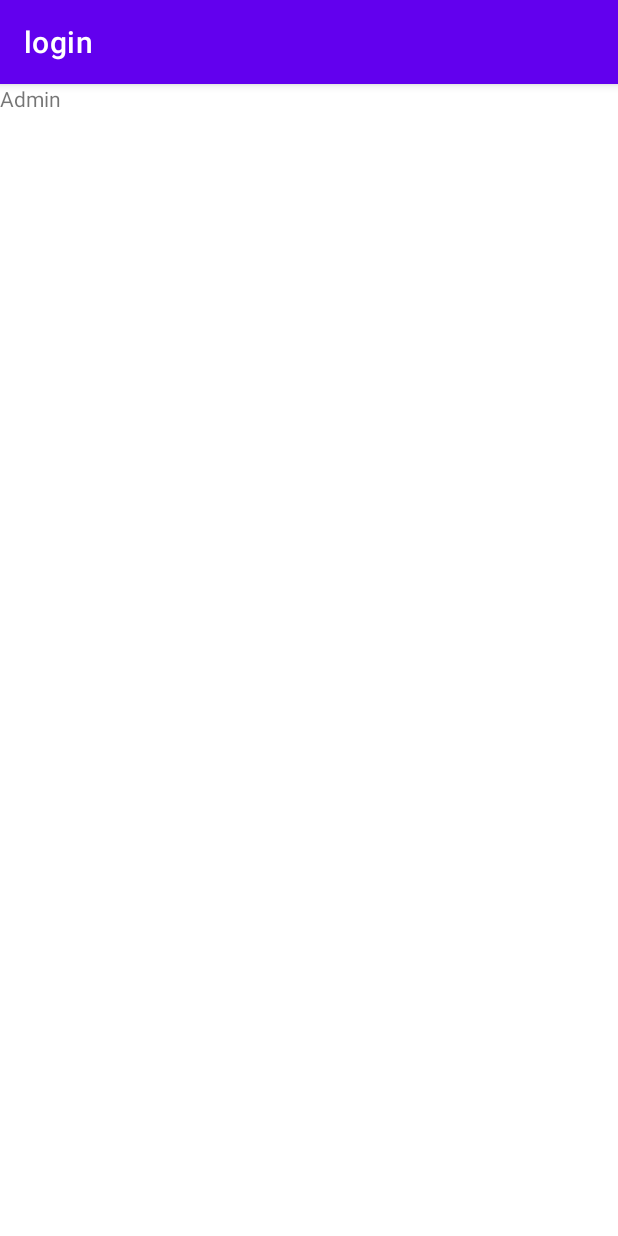
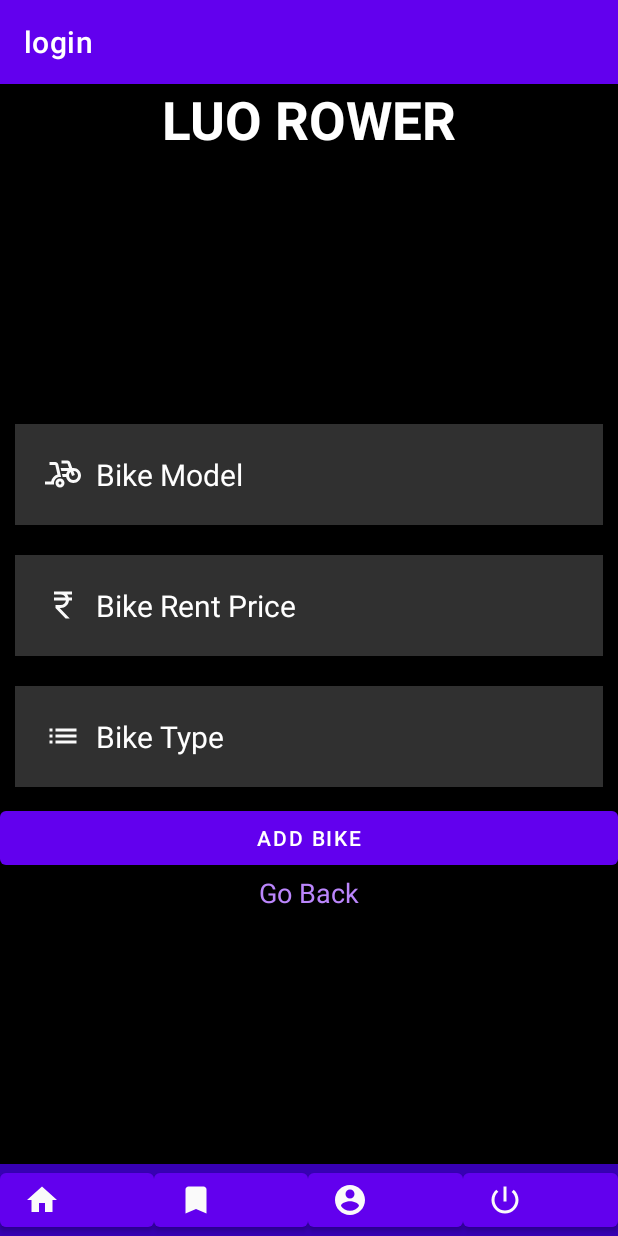
Before and after one commit to kranthi978/LuoRower, an Android app: the adminpage screen opened directly, with no data from a screen before it, on a phone screen of 412 x 824 dp. Run offline under Robolectric (Android 15) with nearby library versions, the phone set to English and light mode, and no system bars.

Commit message:
Created Admin Dashboard

```diff
--- /dev/null
+++ b/app/src/main/res/drawable/ic_white_bike.xml
@@ -0,0 +1,7 @@
+<vector android:height="24dp" android:tint="#FAFAFA"
+    android:viewportHeight="24" android:viewportWidth="24"
+    android:width="24dp" xmlns:android="http://schemas.android.com/apk/res/android">
+    <path android:fillColor="@android:color/white" android:pathData="M10,14h0.74L8.82,5.56C8.61,4.65 7.8,4 6.87,4H3v2h3.87l1.42,6.25c0,0 -0.01,0 -0.01,0C6.12,12.9 4.47,14.73 4.09,17H0v2h6v-1C6,15.79 7.79,14 10,14z"/>
+    <path android:fillColor="@android:color/white" android:pathData="M19,8h-0.82l-1.35,-3.69C16.55,3.52 15.8,3 14.96,3H11v2h3.96l1.1,3H10.4l0.46,2H15c-0.43,0.58 -0.75,1.25 -0.9,2h-2.79l0.46,2h2.33c0.44,2.23 2.31,3.88 4.65,3.99c2.8,0.13 5.25,-2.19 5.25,-5C24,10.2 21.8,8 19,8zM19,16c-1.68,0 -3,-1.32 -3,-3c0,-0.93 0.41,-1.73 1.05,-2.28l0.96,2.64l1.88,-0.68l-0.97,-2.67c0.03,0 0.06,-0.01 0.09,-0.01c1.68,0 3,1.32 3,3S20.68,16 19,16z"/>
+    <path android:fillColor="@android:color/white" android:pathData="M10,15c-1.66,0 -3,1.34 -3,3s1.34,3 3,3s3,-1.34 3,-3S11.66,15 10,15zM10,19c-0.55,0 -1,-0.45 -1,-1s0.45,-1 1,-1s1,0.45 1,1S10.55,19 10,19z"/>
+</vector>
--- /dev/null
+++ b/app/src/main/res/drawable/ic_white_booked.xml
@@ -0,0 +1,5 @@
+<vector android:height="24dp" android:tint="#FAFAFA"
+    android:viewportHeight="24" android:viewportWidth="24"
+    android:width="24dp" xmlns:android="http://schemas.android.com/apk/res/android">
+    <path android:fillColor="@android:color/white" android:pathData="M17,3H7c-1.1,0 -1.99,0.9 -1.99,2L5,21l7,-3 7,3V5c0,-1.1 -0.9,-2 -2,-2z"/>
+</vector>
--- /dev/null
+++ b/app/src/main/res/drawable/ic_white_home.xml
@@ -0,0 +1,5 @@
+<vector android:height="24dp" android:tint="#FAFAFA"
+    android:viewportHeight="24" android:viewportWidth="24"
+    android:width="24dp" xmlns:android="http://schemas.android.com/apk/res/android">
+    <path android:fillColor="@android:color/white" android:pathData="M10,20v-6h4v6h5v-8h3L12,3 2,12h3v8z"/>
+</vector>
--- /dev/null
+++ b/app/src/main/res/drawable/ic_white_logout.xml
@@ -0,0 +1,5 @@
+<vector android:height="24dp" android:tint="#FAFAFA"
+    android:viewportHeight="24" android:viewportWidth="24"
+    android:width="24dp" xmlns:android="http://schemas.android.com/apk/res/android">
+    <path android:fillColor="@android:color/white" android:pathData="M13,3h-2v10h2L13,3zM17.83,5.17l-1.42,1.42C17.99,7.86 19,9.81 19,12c0,3.87 -3.13,7 -7,7s-7,-3.13 -7,-7c0,-2.19 1.01,-4.14 2.58,-5.42L6.17,5.17C4.23,6.82 3,9.26 3,12c0,4.97 4.03,9 9,9s9,-4.03 9,-9c0,-2.74 -1.23,-5.18 -3.17,-6.83z"/>
+</vector>
--- /dev/null
+++ b/app/src/main/res/drawable/ic_white_profile.xml
@@ -0,0 +1,5 @@
+<vector android:height="24dp" android:tint="#FAFAFA"
+    android:viewportHeight="24" android:viewportWidth="24"
+    android:width="24dp" xmlns:android="http://schemas.android.com/apk/res/android">
+    <path android:fillColor="@android:color/white" android:pathData="M12,2C6.48,2 2,6.48 2,12s4.48,10 10,10 10,-4.48 10,-10S17.52,2 12,2zM12,5c1.66,0 3,1.34 3,3s-1.34,3 -3,3 -3,-1.34 -3,-3 1.34,-3 3,-3zM12,19.2c-2.5,0 -4.71,-1.28 -6,-3.22 0.03,-1.99 4,-3.08 6,-3.08 1.99,0 5.97,1.09 6,3.08 -1.29,1.94 -3.5,3.22 -6,3.22z"/>
+</vector>
--- /dev/null
+++ b/app/src/main/res/drawable/ic_white_rupee.xml
@@ -0,0 +1,5 @@
+<vector android:height="24dp" android:tint="#FAFAFA"
+    android:viewportHeight="24" android:viewportWidth="24"
+    android:width="24dp" xmlns:android="http://schemas.android.com/apk/res/android">
+    <path android:fillColor="@android:color/white" android:pathData="M13.66,7C13.1,5.82 11.9,5 10.5,5L6,5V3h12v2l-3.26,0c0.48,0.58 0.84,1.26 1.05,2L18,7v2l-2.02,0c-0.25,2.8 -2.61,5 -5.48,5H9.77l6.73,7h-2.77L7,14v-2h3.5c1.76,0 3.22,-1.3 3.46,-3L6,9V7L13.66,7z"/>
+</vector>
--- /dev/null
+++ b/app/src/main/res/drawable/ic_white_type.xml
@@ -0,0 +1,5 @@
+<vector android:autoMirrored="true" android:height="24dp"
+    android:tint="#FAFAFA" android:viewportHeight="24"
+    android:viewportWidth="24" android:width="24dp" xmlns:android="http://schemas.android.com/apk/res/android">
+    <path android:fillColor="@android:color/white" android:pathData="M3,13h2v-2L3,11v2zM3,17h2v-2L3,15v2zM3,9h2L5,7L3,7v2zM7,13h14v-2L7,11v2zM7,17h14v-2L7,15v2zM7,7v2h14L21,7L7,7z"/>
+</vector>
--- a/app/src/main/res/layout/activity_adminpage.xml
+++ b/app/src/main/res/layout/activity_adminpage.xml
@@ -4,11 +4,111 @@
     xmlns:tools="http://schemas.android.com/tools"
     android:layout_width="match_parent"
     android:layout_height="match_parent"
+    android:background="@color/black"
     tools:context=".adminpage">
     <TextView
+        android:layout_width="match_parent"
+        android:layout_height="wrap_content"
+        android:text="LUO ROWER"
+        android:textColor="@color/white"
+        android:textSize="35dp"
+        android:gravity="center"
+        android:textStyle="bold"/>
+
+    <RelativeLayout
         android:layout_width="wrap_content"
         android:layout_height="wrap_content"
-        android:text="Admin"
+        android:layout_centerInParent="true">
+        <EditText
+            android:id="@+id/BikeModel"
+            android:layout_width="match_parent"
+            android:layout_height="wrap_content"
+            android:background="#30ffffff"
+            android:hint="Bike Model"
+            android:textColor="@color/white"
+            android:textColorHint="@color/white"
+            android:layout_margin="10dp"
+            android:padding="20dp"
+            android:textSize="20dp"
+            android:drawableLeft="@drawable/ic_white_bike"
+            android:drawablePadding="10dp"/>
+        <EditText
+            android:id="@+id/BikeRentPrice"
+            android:layout_below="@id/BikeModel"
+            android:layout_width="match_parent"
+            android:layout_height="wrap_content"
+            android:background="#30ffffff"
+            android:hint="Bike Rent Price"
+            android:textColor="@color/white"
+            android:textColorHint="@color/white"
+            android:layout_margin="10dp"
+            android:padding="20dp"
+            android:inputType="number"
+            android:textSize="20dp"
+            android:drawableLeft="@drawable/ic_white_rupee"
+            android:drawablePadding="10dp"/>
+        <EditText
+            android:id="@+id/BikeType"
+            android:layout_below="@id/BikeRentPrice"
+            android:layout_width="match_parent"
+            android:layout_height="wrap_content"
+            android:background="#30ffffff"
+            android:hint="Bike Type"
+            android:textColor="@color/white"
+            android:textColorHint="@color/white"
+            android:layout_margin="10dp"
+            android:padding="20dp"
+            android:textSize="20dp"
+            android:drawableLeft="@drawable/ic_white_type"
+            android:drawablePadding="10dp"/>
+        <Button
+            android:id="@+id/addBike"
+            android:layout_width="match_parent"
+            android:layout_height="wrap_content"
+            android:layout_below="@id/BikeType"
+            android:text="Add Bike"/>
 
-/>
+        <TextView
+            android:layout_below="@id/addBike"
+            android:layout_width="match_parent"
+            android:layout_height="wrap_content"
+            android:id="@+id/go_back"
+            android:text="Go Back"
+            android:textColor="@color/purple_200"
+            android:textSize="18dp"
+            android:gravity="center"/>
+    </RelativeLayout>
+
+
+    <LinearLayout
+        android:layout_height="wrap_content"
+        android:layout_width="match_parent"
+        android:layout_alignParentBottom="true"
+        android:orientation="horizontal"
+        android:background="#3700B3">
+        <Button
+            android:layout_width="0dp"
+            android:layout_height="wrap_content"
+            android:layout_weight="1"
+            android:drawableLeft="@drawable/ic_white_home" />
+        <Button
+            android:layout_width="0dp"
+            android:layout_height="wrap_content"
+            android:layout_weight="1"
+            android:drawableLeft="@drawable/ic_white_booked" />
+
+        <Button
+            android:layout_width="0dp"
+            android:layout_height="wrap_content"
+            android:layout_weight="1"
+            android:drawableLeft="@drawable/ic_white_profile" />
+
+
+        <Button
+            android:layout_width="0dp"
+            android:layout_height="wrap_content"
+            android:layout_weight="1"
+            android:drawableLeft="@drawable/ic_white_logout" />
+    </LinearLayout>
+
 </RelativeLayout>
```
